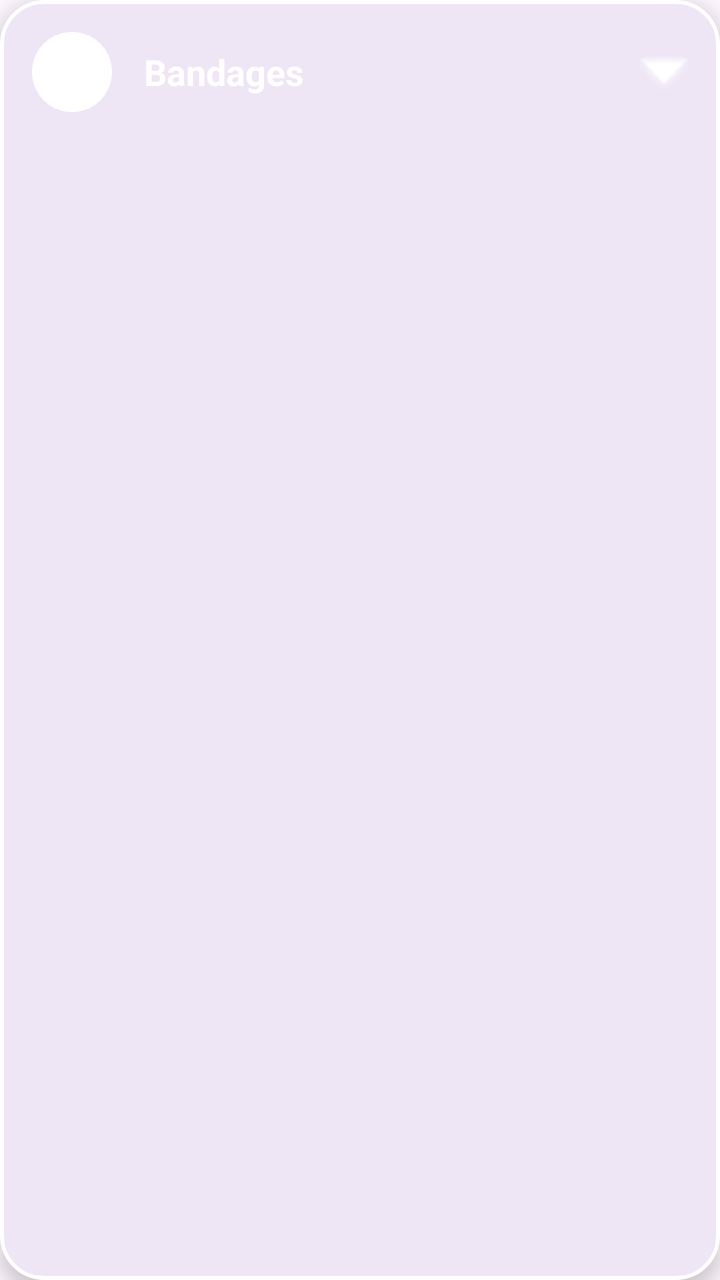
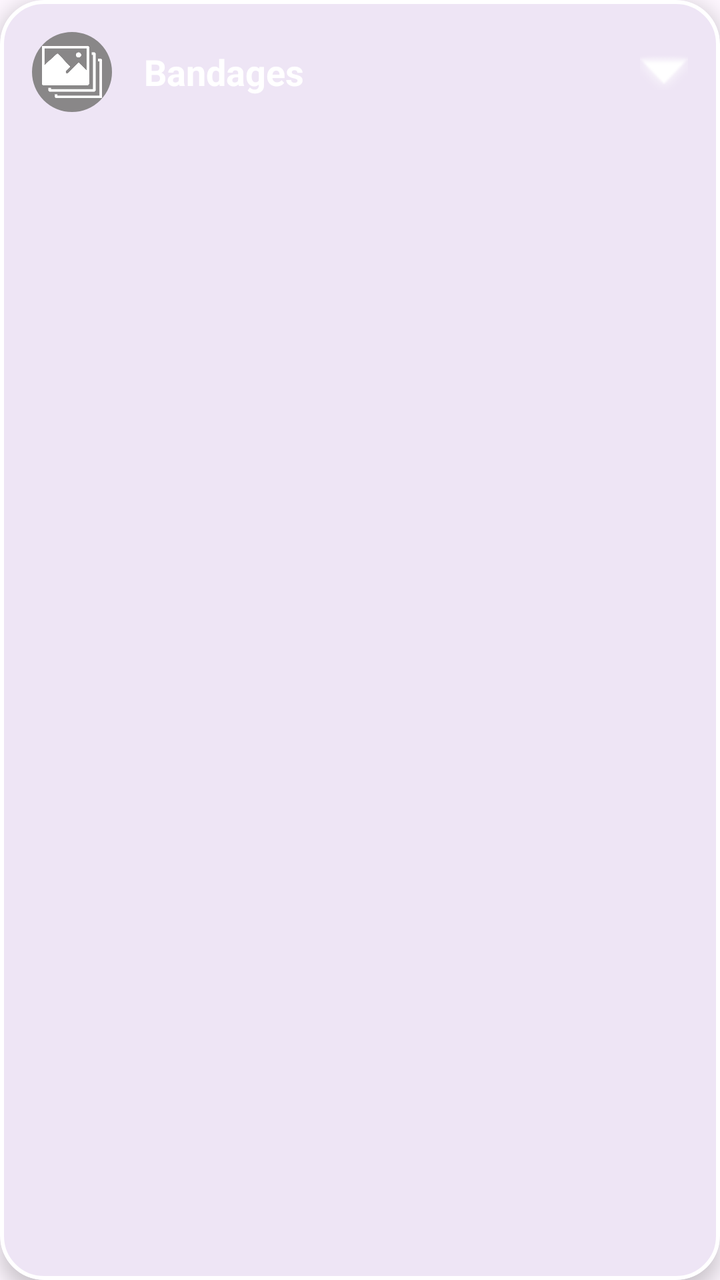

The first picture is an Android layout as it rendered before a commit; the second is the same layout after the commit. The layout source and the unified diff follow.
<!-- AndroidManifest.xml: application theme Theme.MyApplication -->
<!-- res/layout/item_kit.xml -->
<?xml version="1.0" encoding="utf-8"?>
<com.google.android.material.card.MaterialCardView
    xmlns:android="http://schemas.android.com/apk/res/android"
    xmlns:app="http://schemas.android.com/apk/res-auto"
    android:id="@+id/kitCard"
    android:layout_width="match_parent"
    android:layout_height="wrap_content"
    android:layout_marginHorizontal="16dp"
    android:layout_marginVertical="8dp"
    app:cardCornerRadius="22dp"
    app:cardElevation="6dp"
    app:strokeColor="#FFFFFF"
    app:strokeWidth="2dp">

    <LinearLayout
        android:layout_width="match_parent"
        android:layout_height="wrap_content"
        android:orientation="vertical"
        android:padding="16dp">

        <LinearLayout
            android:layout_width="match_parent"
            android:layout_height="wrap_content"
            android:orientation="horizontal"
            android:gravity="center_vertical">

            <View
                android:id="@+id/kitIconPlaceholder"
                android:layout_width="40dp"
                android:layout_height="40dp"
                android:background="@drawable/circle_placeholder" />

            <TextView
                android:id="@+id/title"
                android:layout_width="0dp"
                android:layout_height="wrap_content"
                android:layout_weight="1"
                android:layout_marginStart="16dp"
                android:text="Bandages"
                android:textColor="#FFFFFF"
                android:textSize="18sp"
                android:textStyle="bold" />

            <ImageView
                android:id="@+id/arrow"
                android:layout_width="24dp"
                android:layout_height="24dp"
                android:src="@android:drawable/arrow_down_float"
                app:tint="@color/white" />
        </LinearLayout>

        <TextView
            android:id="@+id/description"
            android:layout_width="match_parent"
            android:layout_height="wrap_content"
            android:layout_marginTop="12dp"
            android:text="Used to cover wounds and stop bleeding."
            android:textColor="#FFFFFF"
            android:textSize="14sp"
            android:visibility="gone" />
    </LinearLayout>

</com.google.android.material.card.MaterialCardView>
<!-- resources referenced by this layout -->
<resources>
  <color name="white">#FFFFFFFF</color>
  <!-- drawable circle_placeholder (drawable) -->
  <?xml version="1.0" encoding="utf-8"?>
  <shape xmlns:android="http://schemas.android.com/apk/res/android"
      android:shape="oval">
      <solid android:color="#FFFFFF" />
  </shape>
  <style name="Theme.MyApplication" parent="Base.Theme.MyApplication" />
  <style name="Base.Theme.MyApplication" parent="Theme.Material3.DayNight.NoActionBar">
          
          
      </style>
</resources>

<!-- the commit's change to res/layout/item_kit.xml (unified diff, before → after) -->
@@ -24,11 +24,14 @@
             android:orientation="horizontal"
             android:gravity="center_vertical">
 
-            <View
+            <com.google.android.material.imageview.ShapeableImageView
                 android:id="@+id/kitIconPlaceholder"
                 android:layout_width="40dp"
                 android:layout_height="40dp"
-                android:background="@drawable/circle_placeholder" />
+                app:shapeAppearanceOverlay="@style/CircleImage"
+                android:scaleType="centerCrop"
+                android:contentDescription="@null"
+                android:src="@drawable/placeholder" />
 
             <TextView
                 android:id="@+id/title"
<!-- resource entries referenced after the edit -->
@@ -1,12 +1,10 @@
 <!-- resources referenced by this layout -->
 <resources>
   <color name="white">#FFFFFFFF</color>
-  <!-- drawable circle_placeholder (drawable) -->
-  <?xml version="1.0" encoding="utf-8"?>
-  <shape xmlns:android="http://schemas.android.com/apk/res/android"
-      android:shape="oval">
-      <solid android:color="#FFFFFF" />
-  </shape>
+  <!-- drawable placeholder: jpg bitmap (drawable, 9323 bytes) -->
+  <style name="CircleImage" parent="">
+          <item name="cornerSize">50%</item>
+      </style>
   <style name="Theme.MyApplication" parent="Base.Theme.MyApplication" />
   <style name="Base.Theme.MyApplication" parent="Theme.Material3.DayNight.NoActionBar">
           
